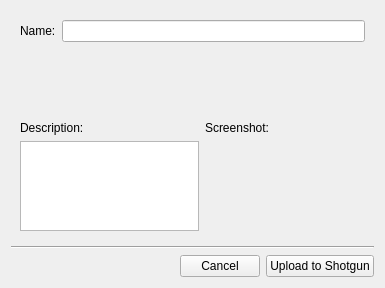
Old version of the form resources/dialog.ui in the repository qpskcn1/tk-maya-webgl.
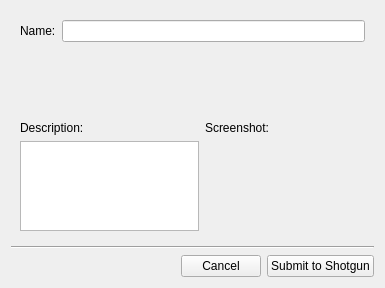
New version of the form. Icons and pictures are not drawn. Custom widgets are drawn as their Qt base class.

```diff
--- a/resources/dialog.ui
+++ b/resources/dialog.ui
@@ -290,7 +290,7 @@
      <item>
       <widget class="QPushButton" name="submit">
        <property name="text">
-        <string>Upload to Shotgun</string>
+        <string>Submit to Shotgun</string>
        </property>
       </widget>
      </item>
```
